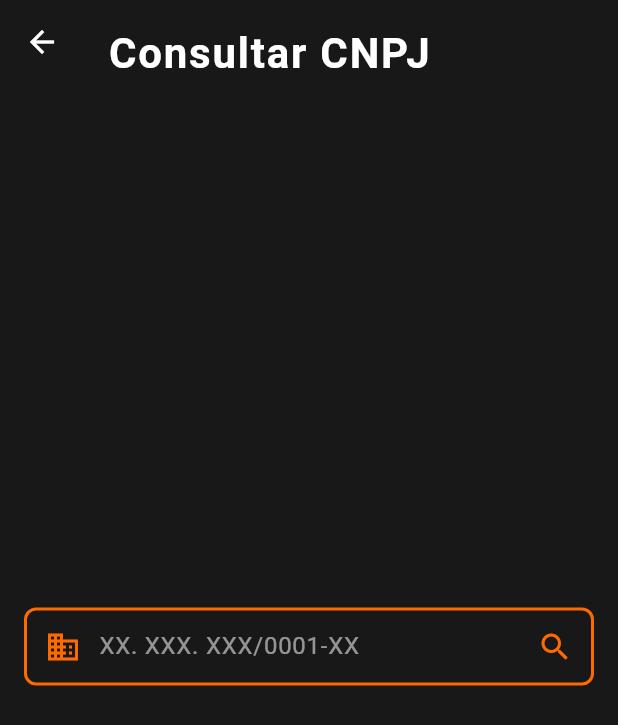
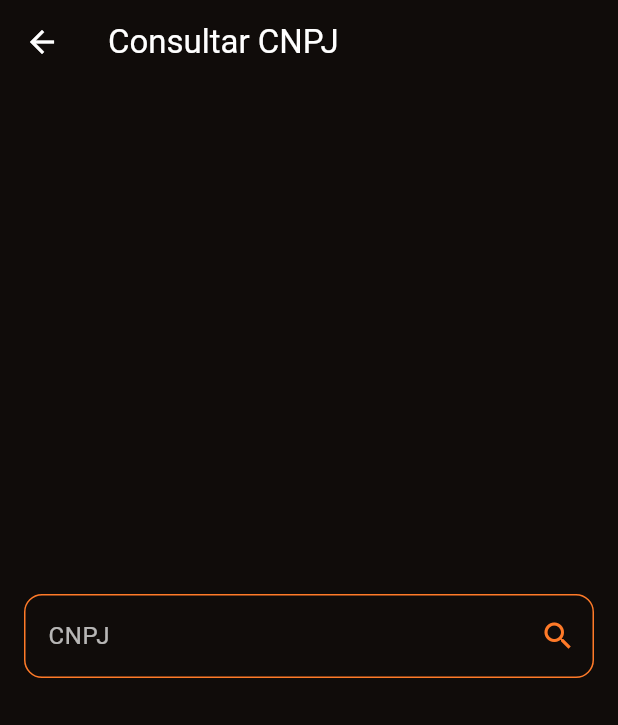
Before and after one commit to dallelaste0105/APIgov, a Flutter app: the ConsultaCnpjPage screen opened directly, on a phone screen of 412 x 824 dp. Shown: the top 725 px of the screen. Run offline on Flutter 3.47's test engine with Material 3 defaults, Android fonts, the phone set to English and light mode, and no system bars.

Commit message:
Style cpnj_screen.dart

```diff
--- a/flasque/lib/screens/cpnj_screen.dart
+++ b/flasque/lib/screens/cpnj_screen.dart
@@ -35,30 +35,11 @@ class _ConsultaCnpjPageState extends State<ConsultaCnpjPage> {
   @override
   Widget build(BuildContext context) {
     return Scaffold(
-      backgroundColor: Color(0xFF181818),
-      appBar: PreferredSize(
-        preferredSize: Size.fromHeight(70),
-        child: AppBar(
-          backgroundColor: Color(0xFF181818),
-          elevation: 0,
-          leading: IconButton(
-            icon: Icon(Icons.arrow_back, color: Colors.white),
-            onPressed: () => Navigator.of(context).pop(),
-          ),
-          title: Padding(
-            padding: const EdgeInsets.only(top: 16.0, left: 0.0),
-            child: Text(
-              "Consultar CNPJ",
-              style: TextStyle(
-                color: Colors.white,
-                fontWeight: FontWeight.bold,
-                fontSize: 28,
-                letterSpacing: 1.2,
-              ),
-            ),
-          ),
-          automaticallyImplyLeading: false,
-        ),
+      appBar: AppBar(
+        title: const Text('Consultar CNPJ'),
+        backgroundColor: Colors.transparent,
+        foregroundColor: Colors.white,
+        elevation: 0,
       ),
       body: Center(
         child: SingleChildScrollView(
@@ -67,42 +48,44 @@ class _ConsultaCnpjPageState extends State<ConsultaCnpjPage> {
             child: Column(
               mainAxisSize: MainAxisSize.min,
               children: [
-                // Campo de busca customizado
-                Container(
-                  decoration: BoxDecoration(
-                    color: Colors.transparent,
-                    borderRadius: BorderRadius.circular(8),
-                    border: Border.all(color: Color(0xFFFF6A00), width: 2),
+                TextField(
+                  controller: _controller,
+                  style: const TextStyle(color: Colors.white),
+                  onSubmitted: (_) => consultarCnpj(),
+                  decoration: InputDecoration(
+                    labelText: 'CNPJ',
+                    labelStyle: const TextStyle(color: Colors.white70),
+                    hintText: "XX.XXX.XXX/0001-XX",
+                    hintStyle: const TextStyle(color: Colors.white54),
+                    border: const OutlineInputBorder(
+                      borderRadius: BorderRadius.all(Radius.circular(12.0)),
+                      borderSide: BorderSide(color: Color(0xFFFF7A28)),
+                    ),
+                    enabledBorder: const OutlineInputBorder(
+                      borderRadius: BorderRadius.all(Radius.circular(12.0)),
+                      borderSide: BorderSide(color: Color(0xFFFF7A28)),
+                    ),
+                    focusedBorder: const OutlineInputBorder(
+                      borderRadius: BorderRadius.all(Radius.circular(12.0)),
+                      borderSide: BorderSide(
+                        color: Color(0xFFFF7A28),
+                        width: 2,
+                      ),
+                    ),
+                    suffixIcon: IconButton(
+                      icon: const Icon(Icons.search, color: Color(0xFFFF7A28)),
+                      onPressed: _loading ? null : consultarCnpj,
+                    ),
                   ),
-                  child: Row(
-                    children: [
-                      Padding(
-                        padding: const EdgeInsets.symmetric(horizontal: 12.0),
-                        child: Icon(Icons.business, color: Color(0xFFFF6A00)),
-                      ),
-                      Expanded(
-                        child: TextField(
-                          controller: _controller,
-                          style: TextStyle(color: Colors.white),
-                          decoration: InputDecoration(
-                            hintText: "XX. XXX. XXX/0001-XX",
-                            hintStyle: TextStyle(color: Colors.white54),
-                            border: InputBorder.none,
-                          ),
-                          keyboardType: TextInputType.text,
-                        ),
-                      ),
-                      IconButton(
-                        icon: Icon(Icons.search, color: Color(0xFFFF6A00)),
-                        onPressed: _loading ? null : consultarCnpj,
-                        splashRadius: 24,
-                      ),
-                    ],
-                  ),
+                  keyboardType: TextInputType.text,
                 ),
                 SizedBox(height: 24),
                 if (_loading)
-                  CircularProgressIndicator(color: Color(0xFFFF6A00)),
+                  const CircularProgressIndicator(
+                    valueColor: AlwaysStoppedAnimation<Color>(
+                      Color(0xFFFF7A28),
+                    ),
+                  ),
                 if (_resultado.isNotEmpty && !_loading)
                   Builder(
                     builder: (context) {
@@ -113,8 +96,12 @@ class _ConsultaCnpjPageState extends State<ConsultaCnpjPage> {
                         width: double.infinity,
                         padding: EdgeInsets.all(24),
                         decoration: BoxDecoration(
-                          color: Color(0xFF232323),
+                          color: const Color(0xFF100C0A),
                           borderRadius: BorderRadius.circular(20),
+                          border: Border.all(
+                            color: const Color(0xFFFF7A28),
+                            width: 2,
+                          ),
                         ),
                         child: Column(
                           crossAxisAlignment: CrossAxisAlignment.start,
```
